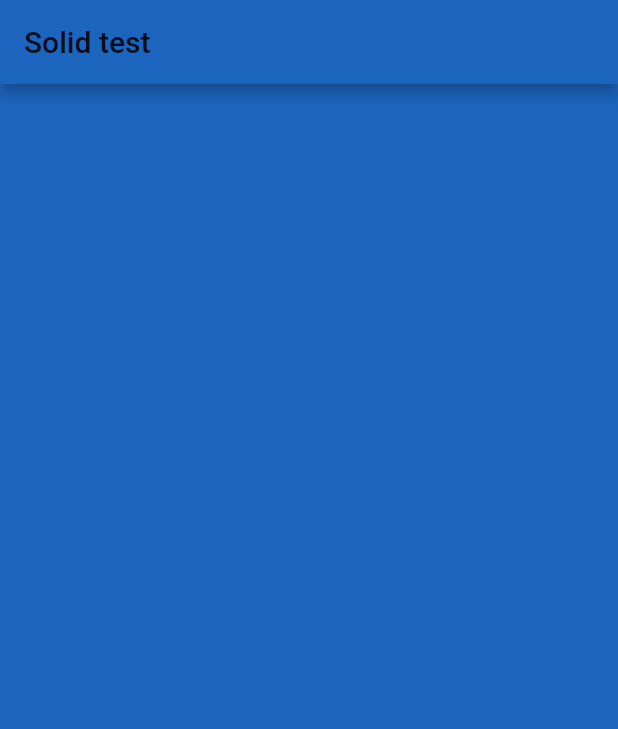
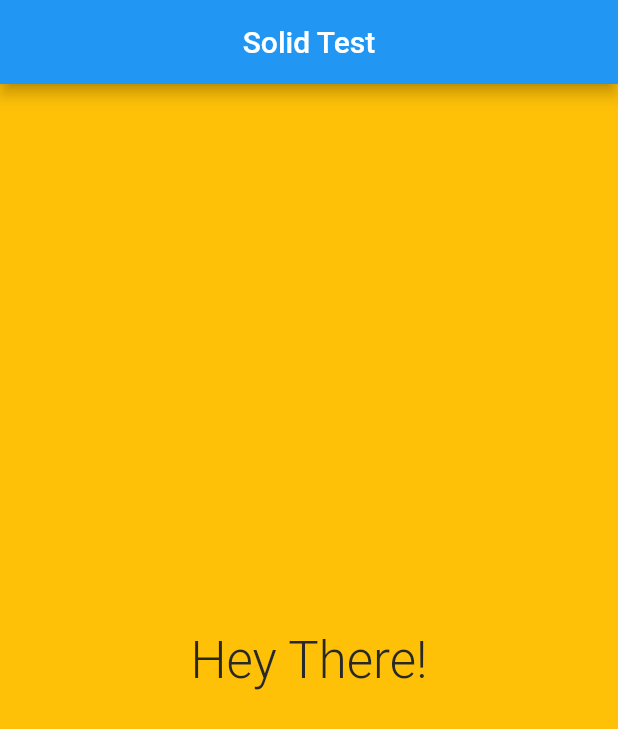
Before and after one commit to aleksey-smx/flutterApp, a Flutter app: the screen it shows after launch, on a phone screen of 412 x 824 dp. Shown: the top 729 px of the screen. Run offline on Flutter 3.47's test engine with Material 2 defaults, Android fonts, the phone set to English and light mode, and no system bars; our stand-ins replace vibration.

```diff
--- a/lib/main.dart
+++ b/lib/main.dart
@@ -1,6 +1,7 @@
-import 'dart:math';
 import 'package:flutter/material.dart';
-import 'package:flutter/cupertino.dart';
+import 'dart:math' as math;
+import 'package:provider/provider.dart';
+import 'package:vibration/vibration.dart' as vibro;
 
 void main() => runApp(MyApp());
 
@@ -8,126 +9,49 @@ class MyApp extends StatelessWidget {
   @override
   Widget build(BuildContext context) {
     return MaterialApp(
-      home: TestApp(),
+      home: Scaffold(
+        appBar: AppBar(
+          title: Text('Solid Test'),
+          centerTitle: true,
+        ),
+        body: ChangeNotifierProvider(
+            create: (_) => ColorChange(), child: TestApp()),
+      ),
     );
   }
 }
 
-class TestApp extends StatefulWidget {
+class TestApp extends StatelessWidget {
   @override
-  State createState() => _TestAppState();
+  Widget build(BuildContext context) {
+    ColorChange state = Provider.of(context);
+    return GestureDetector(
+        child: Container(
+          color: Colors.amber,
+          child: Center(
+            child: Text("Hey There!",
+                style: TextStyle(
+                    fontSize: 34,
+                    fontWeight: FontWeight.w300,
+                    color: state.textColor)),
+          ),
+        ),
+        onTap: () => state.generateColor(),
+        onDoubleTap: () => vibro.Vibration(),
+        );
+  }
 }
 
-class _TestAppState extends State<TestApp> {
-  Color _colorBG = _getColor();
-  Color _colorAppbar = _getColor();
-  // Color _colorText = _getColorText();
+class ColorChange extends ChangeNotifier {
+  Color _color = Color.fromRGBO(math.Random().nextInt(255),
+      math.Random().nextInt(255), math.Random().nextInt(255), 1.0);
 
-  @override
-  Widget build(BuildContext context) {
-    return GestureDetector(
-      onTap: () {
-        setState(() {
-          _colorBG = _getColor();
-        });
-      },
-      // onDoubleTap: () {
-      //   setState(() {
-      //     _colorText = _getColorText();
-      //   });
-      // },
-      onLongPress: () {
-        setState(() {
-          _colorAppbar = _getColor();
-        });
-      },
-      child: Scaffold(
-        backgroundColor: _colorBG,
-        appBar: AppBar(
-          title: Text("Solid test", style: TextStyle(color: Colors.black87)),
-          backgroundColor: _colorAppbar,
-        ),
-        body: Center(
-            child: Wrap(
-          children: <Widget>[
-            Text(
-              "H",
-              style: TextStyle(
-                fontSize: 44,
-                fontWeight: FontWeight.bold,
-                color: _getColorText(),
-              ),
-            ),
-            Text(
-              "e",
-              style: TextStyle(
-                  fontSize: 44,
-                  fontWeight: FontWeight.bold,
-                  color: _getColorText()),
-            ),
-            Text(
-              "y ",
-              style: TextStyle(
-                  fontSize: 44,
-                  fontWeight: FontWeight.bold,
-                  color: _getColorText()),
-            ),
-            Text(
-              "t",
-              style: TextStyle(
-                  fontSize: 44,
-                  fontWeight: FontWeight.bold,
-                  color: _getColorText()),
-            ),
-            Text(
-              "h",
-              style: TextStyle(
-                  fontSize: 44,
-                  fontWeight: FontWeight.bold,
-                  color: _getColorText()),
-            ),
-            Text(
-              "e",
-              style: TextStyle(
-                  fontSize: 44,
-                  fontWeight: FontWeight.bold,
-                  color: _getColorText()),
-            ),
-            Text(
-              "r",
-              style: TextStyle(
-                  fontSize: 44,
-                  fontWeight: FontWeight.bold,
-                  color: _getColorText()),
-            ),
-            Text(
-              "e",
-              style: TextStyle(
-                  fontSize: 44,
-                  fontWeight: FontWeight.bold,
-                  color: _getColorText()),
-            ),
-            Text(
-              "!",
-              style: TextStyle(
-                  fontSize: 44,
-                  fontWeight: FontWeight.bold,
-                  color: _getColorText()),
-            ),
-          ],
-        )),
-      ),
-    );
-  }
 
-  static Color _getColor() {
-    final Random _random = Random();
-    var col = Color.fromRGBO(
-        _random.nextInt(256), _random.nextInt(256), _random.nextInt(256), 1.0);
-    return col;
-  }
+  Color get textColor => _color;
 
-  static Color _getColorText() {
-    return _getColor();
+  generateColor() {
+    _color = Color.fromRGBO(math.Random().nextInt(255),
+        math.Random().nextInt(255), math.Random().nextInt(255), 1.0);
+    notifyListeners();
   }
 }
--- a/pubspec.yaml
+++ b/pubspec.yaml
@@ -24,6 +24,7 @@ dependencies:
   # Use with the CupertinoIcons class for iOS style icons.
   cupertino_icons: ^0.1.2
   flutter_launcher_icons: ^0.7.4
+  provider: ^4.1.2
   vibration: ^1.2.4
 
 dev_dependencies:
```
